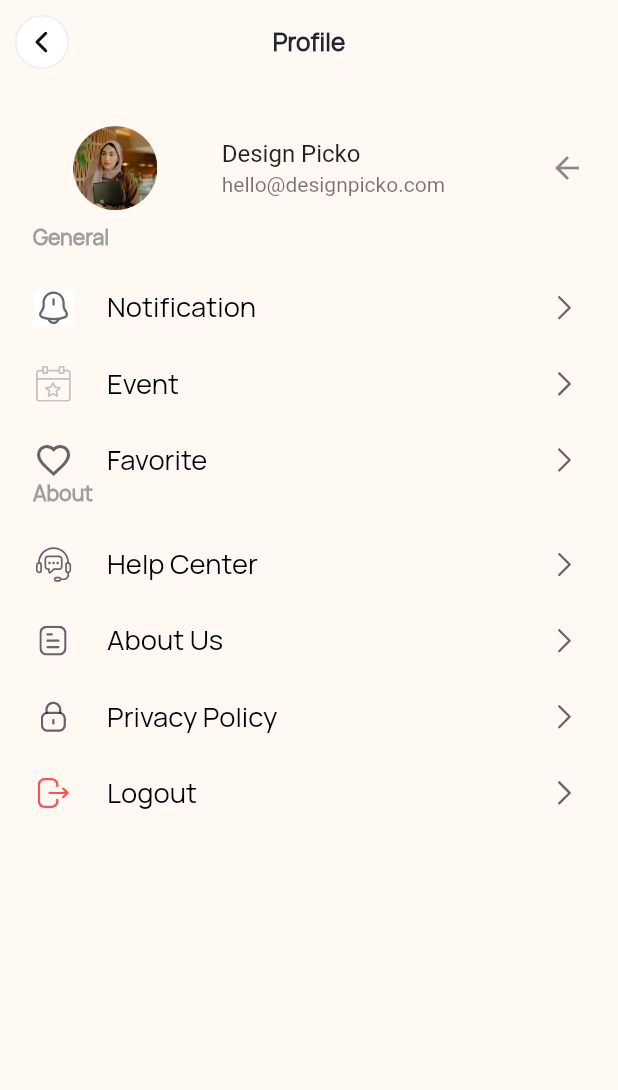
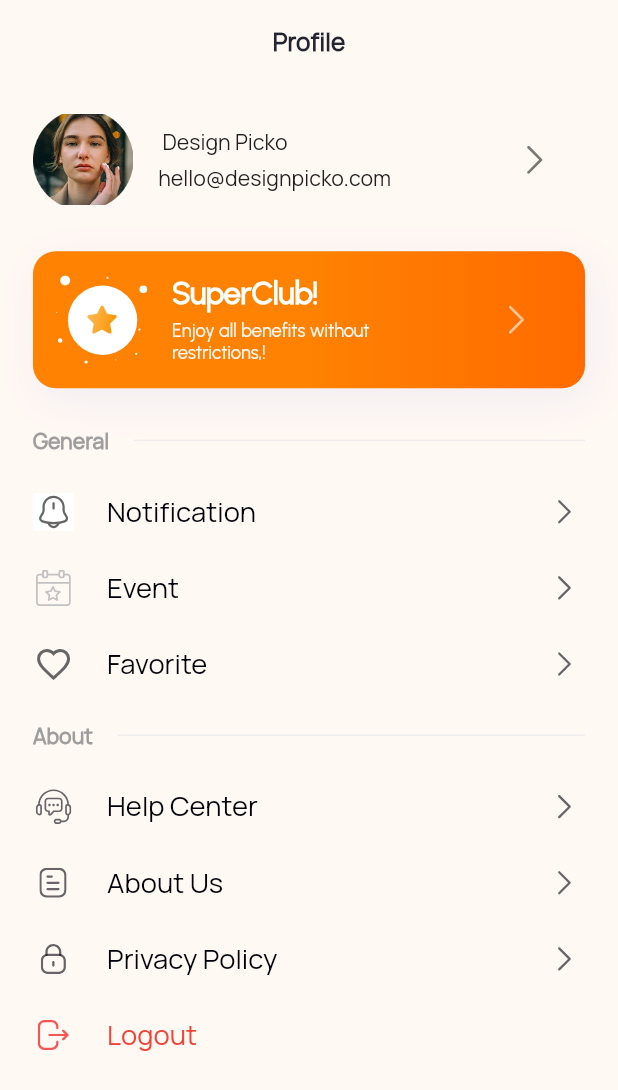
Before and after one commit to Webgenius0/dawgonvegans_app, a Flutter app: the ProfileScreen screen opened directly, on a phone screen of 412 x 824 dp. Shown: the top 1090 px of the screen. Run offline on Flutter 3.47's test engine with Material 3 defaults, Android fonts, the phone set to English and light mode, and no system bars; drawn by our look-alikes of auto_animated; our stand-ins replace cached_network_image, dio, flashy_tab_bar2, flutter_screenutil, flutter_svg, get and 6 more; missing offline and left inert: dotlottie_loader, linear_progress_bar; accounts and stored records are empty; project files that could hold a hidden picture were left out.

Commit message:
profile screen has done

```diff
--- a/lib/constants/text_font_style.dart
+++ b/lib/constants/text_font_style.dart
@@ -465,6 +465,38 @@ class TextFontStyle {
     fontFamily: 'manrope',
     fontSize: 18.sp,
     color: AppColors.c00020A,
+    fontWeight: FontWeight.w500,
+  );
+  static final textStyle20cFFFFFFUrbanistW700 = TextStyle(
+    fontFamily: 'urbanist',
+    fontSize: 20.sp,
+    color: AppColors.cFFFFFF,
+    fontWeight: FontWeight.w700,
+  );
+  static final textStyle14c212121ManropeW500 = TextStyle(
+    fontFamily: 'manrope',
+    fontSize: 14.sp,
+    color: AppColors.c212121,
+    fontWeight: FontWeight.w500,
+
+
+
+  );
+  static final textStyle14c606060ManropeW500 = TextStyle(
+    fontFamily: 'manrope',
+    fontSize: 14.sp,
+    color: AppColors.c606060,
+    fontWeight: FontWeight.w500,
+
+
+
+
+
+  );
+  static final textStyle12cFAFAFAUrbanistW500 = TextStyle(
+    fontFamily: 'urbanist',
+    fontSize: 12.sp,
+    color: AppColors.cFAFAFA,
     fontWeight: FontWeight.w500,
   );
 
--- a/lib/features/auth/register/register_screen.dart
+++ b/lib/features/auth/register/register_screen.dart
@@ -129,10 +129,10 @@ class _RegisterScreenState extends State<RegisterScreen> {
                       toogleCheckedUpdated();
                     },
                     child: Container(
-                      width: 25.w,
-                      height: 25.h,
+                      width: 20.w,
+                      height: 20.h,
                       decoration: BoxDecoration(
-                        borderRadius: BorderRadius.circular(8.r),
+                        borderRadius: BorderRadius.circular(6.r),
                         shape: BoxShape.rectangle,
                         border: Border.all(
                           color:
@@ -147,7 +147,7 @@ class _RegisterScreenState extends State<RegisterScreen> {
                               ? Icon(
                                 Icons.check,
                                 color: AppColors.cFFFFFF,
-                                size: 20.sp,
+                                size: 15.sp,
                               )
                               : null,
                     ),
@@ -157,19 +157,28 @@ class _RegisterScreenState extends State<RegisterScreen> {
                     child: Text.rich(
                       TextSpan(
                         text: 'I Agree with ',
-                        style: TextFontStyle.textStyle14c0F0F0FManropeW500,
+                        style: TextFontStyle.textStyle14c0F0F0FManropeW500.copyWith(
+                          fontSize: 13.sp,
+                          color: Colors.black87
+                        ),
                         children: <TextSpan>[
                           TextSpan(
                             text: 'Terms of Service ',
-                            style: TextFontStyle.textStyle14cFE8C00ManropeW600,
+                            style: TextFontStyle.textStyle14cFE8C00ManropeW600.copyWith(
+                          fontSize: 13.sp
+                        ),
                           ),
                           TextSpan(
                             text: 'and ',
-                            style: TextFontStyle.textStyle14c0F0F0FManropeW500,
+                            style: TextFontStyle.textStyle14c0F0F0FManropeW500.copyWith(
+                          fontSize: 13.sp
+                        ),
                           ),
                           TextSpan(
                             text: 'Privacy Policy',
-                            style: TextFontStyle.textStyle14cFE8C00ManropeW600,
+                            style: TextFontStyle.textStyle14cFE8C00ManropeW600.copyWith(
+                          fontSize: 13.sp
+                        ),
                           ),
                         ],
                       ),
--- a/lib/features/menu/presentation/menu_bar_screen.dart
+++ b/lib/features/menu/presentation/menu_bar_screen.dart
@@ -25,7 +25,7 @@ class _MenuBarScreenState extends State<MenuBarScreen> {
     });
   }
 
-  final List<String> _itemsList = ['New', 'Mains', 'Sides', 'Drinks'];
+  final List<String> itemsList = ['New', 'Mains', 'Sides', 'Drinks'];
 
   int index = 0;
 
--- a/lib/features/profile/presentation/profile_screen.dart
+++ b/lib/features/profile/presentation/profile_screen.dart
@@ -1,9 +1,13 @@
 import 'package:dawgonvegans/constants/text_font_style.dart';
+import 'package:dawgonvegans/helpers/ui_helpers.dart';
 import 'package:flutter/material.dart';
 import 'package:flutter_screenutil/flutter_screenutil.dart';
+import 'package:flutter_svg/svg.dart';
 
 import '../../../common_widgets/custom_appbar.dart';
 import '../../../gen/assets.gen.dart';
+import '../../../gen/colors.gen.dart';
+import '../widgets/profile_card_widget.dart';
 import '../widgets/profile_tile_widget.dart';
 
 class ProfileScreen extends StatefulWidget {
@@ -17,43 +21,162 @@ class _ProfileScreenState extends State<ProfileScreen> {
   @override
   Widget build(BuildContext context) {
     return Scaffold(
-      appBar: CustomAppBar(text: 'Profile'),
+      appBar: CustomAppBar(text: 'Profile', leading: SizedBox.shrink()),
 
       body: SingleChildScrollView(
         physics: BouncingScrollPhysics(),
         padding: EdgeInsets.symmetric(horizontal: 20.w, vertical: 15.h),
         child: Column(
           crossAxisAlignment: CrossAxisAlignment.start,
+          children: [
+            // ProfileCardWidget for Profile Photo
+            ProfileCardWidget(
+              email: 'hello@designpicko.com',
+              name: ' Design Picko',
+              profilePhoto: Assets.images.profileImg.path,
+              onTap: () {},
+            ),
 
-          children: [
-            // Profile photo
-            ListTile(
-              contentPadding: EdgeInsets.zero,
-              title: Text('Design Picko',),
-              subtitle: Text('hello@designpicko.com',),
-              trailing: Icon(Icons.arrow_back),
-              leading: ClipRRect(
-                borderRadius: BorderRadiusDirectional.circular(15.r),
-                child: Image.asset(
-                  Assets.images.photo.path,
-                  width: 100.w,
-                  height: 100.h,
+            UIHelper.verticalSpace(30.h),
+            // Member Ship Type Show Here
+            Container(
+              padding: EdgeInsets.all(15.sp),
+              decoration: ShapeDecoration(
+                gradient: LinearGradient(
+                  begin: Alignment(0.00, 0.50),
+                  end: Alignment(1.00, 0.50),
+                  colors: [const Color(0xFFFF8202), const Color(0xFFFF6B00)],
                 ),
+                shape: RoundedRectangleBorder(
+                  borderRadius: BorderRadius.circular(15.r),
+                ),
+                shadows: [
+                  BoxShadow(
+                    color: Color(0x197483F4),
+                    blurRadius: 24.r,
+                    offset: Offset(4.w, 8.h),
+                  ),
+                ],
+              ),
+              child: Row(
+                spacing: 15.w,
+                mainAxisAlignment: MainAxisAlignment.start,
+                children: [
+                  Expanded(
+                    flex: 1,
+                    child: SvgPicture.asset(
+                      Assets.icons.profileMembershipIcon,
+                      width: 60.w,
+                      height: 60.h,
+                      fit: BoxFit.contain,
+                    ),
+                  ),
+                  Expanded(
+                    flex: 3,
+                    child: Column(
+                      spacing: 5.h,
+                      crossAxisAlignment: CrossAxisAlignment.start,
+                      children: [
+                        Text(
+                          'SuperClub!',
+                          style: TextFontStyle.textStyle20cFFFFFFUrbanistW700,
+                        ),
+                        Text(
+                          'Enjoy all benefits without restrictions,!',
+                          style: TextFontStyle.textStyle12cFAFAFAUrbanistW500,
+                        ),
+                      ],
+                    ),
+                  ),
+                  Expanded(
+                    flex: 1,
+                    child: SvgPicture.asset(
+                      Assets.icons.arrowRight,
+                      width: 20.w,
+                      height: 20.h,
+                      colorFilter: ColorFilter.mode(
+                        AppColors.cFFFFFF,
+                        BlendMode.srcIn,
+                      ),
+                    ),
+                  ),
+                ],
               ),
             ),
- Text('General', style: TextFontStyle.textStyle14c9E9E9EManropeW600,),
 
-            ProfileTileWidget(icon: Assets.icons.notification, titleName: 'Notification', onTap: () {  },),
-            ProfileTileWidget(icon: Assets.icons.eventBarIcon, titleName: 'Event', onTap: () {  },),
-            ProfileTileWidget(icon: Assets.icons.profileFavorite, titleName: 'Favorite', onTap: () {  },),
+            UIHelper.verticalSpace(25.h),
 
+            //  General  text
+            Row(
+              spacing: 15.w,
+              children: [
+                Text(
+                  'General',
+                  style: TextFontStyle.textStyle14c9E9E9EManropeW600,
+                ),
+                Expanded(
+                  child: Divider(thickness: 1, color: AppColors.cEEEEEE),
+                ),
+              ],
+            ),
 
-            Text('About', style: TextFontStyle.textStyle14c9E9E9EManropeW600),
+            UIHelper.verticalSpace(25.h),
 
-             ProfileTileWidget(icon: Assets.icons.heloCenter, titleName: 'Help Center', onTap: () {  },),
-            ProfileTileWidget(icon: Assets.icons.aboutUs, titleName: 'About Us', onTap: () {  },),
-            ProfileTileWidget(icon: Assets.icons.privacyPolicy, titleName: 'Privacy Policy', onTap: () {  },),
-            ProfileTileWidget(icon: Assets.icons.logOut, titleName: 'Logout', onTap: () {  },),
+            // Profile Title List here
+            ProfileTileWidget(
+              icon: Assets.icons.notification,
+              titleName: 'Notification',
+              onTap: () {},
+            ),
+            ProfileTileWidget(
+              icon: Assets.icons.eventBarIcon,
+              titleName: 'Event',
+              onTap: () {},
+            ),
+            ProfileTileWidget(
+              icon: Assets.icons.profileFavorite,
+              titleName: 'Favorite',
+              onTap: () {},
+            ),
+
+            Row(
+              spacing: 15.w,
+              children: [
+                Text(
+                  'About',
+                  style: TextFontStyle.textStyle14c9E9E9EManropeW600,
+                ),
+                Expanded(
+                  child: Divider(thickness: 1, color: AppColors.cEEEEEE),
+                ),
+              ],
+            ),
+
+            UIHelper.verticalSpace(25.h),
+            ProfileTileWidget(
+              icon: Assets.icons.heloCenter,
+              titleName: 'Help Center',
+              onTap: () {},
+            ),
+            ProfileTileWidget(
+              icon: Assets.icons.aboutUs,
+              titleName: 'About Us',
+              onTap: () {},
+            ),
+            ProfileTileWidget(
+              icon: Assets.icons.privacyPolicy,
+              titleName: 'Privacy Policy',
+              onTap: () {},
+            ),
+            ProfileTileWidget(
+              icon: Assets.icons.logOut,
+              titleName: 'Logout',
+              isIcon: false,
+              textStyle: TextFontStyle.textStyle18c00020AManropeW500.copyWith(
+                color: Colors.red,
+              ),
+              onTap: () {},
+            ),
           ],
         ),
       ),
--- /dev/null
+++ b/lib/features/profile/widgets/profile_card_widget.dart
@@ -0,0 +1,69 @@
+import 'package:flutter/material.dart';
+import 'package:flutter_screenutil/flutter_screenutil.dart';
+import 'package:flutter_svg/svg.dart';
+
+import '../../../constants/text_font_style.dart';
+import '../../../gen/assets.gen.dart';
+import '../../../gen/colors.gen.dart';
+
+class ProfileCardWidget extends StatelessWidget {
+  final String profilePhoto;
+  final String name;
+  final String email;
+  final GestureTapCallback onTap;
+
+  const ProfileCardWidget({
+    super.key,
+    required this.email,
+    required this.name,
+    required this.profilePhoto,
+    required this.onTap,
+  });
+
+  @override
+  Widget build(BuildContext context) {
+    return InkWell(
+      onTap: onTap,
+      child: Row(
+        spacing: 15.w,
+        mainAxisAlignment: MainAxisAlignment.start,
+        children: [
+          // Profile Photo
+          Expanded(
+            flex: 1,
+            child: Image.asset(
+              profilePhoto,
+              fit: BoxFit.cover,
+              width: 60.w,
+              height: 60.h,
+            ),
+          ),
+
+          // Name || EMail
+          Expanded(
+            flex: 3,
+            child: Column(
+              spacing: 5.h,
+              crossAxisAlignment: CrossAxisAlignment.start,
+              children: [
+                Text(name, style: TextFontStyle.textStyle14c212121ManropeW500),
+                Text(email, style: TextFontStyle.textStyle14c212121ManropeW500),
+              ],
+            ),
+          ),
+
+          // Arrow Icon
+          Expanded(
+            flex: 1,
+            child: SvgPicture.asset(
+              Assets.icons.arrowRight,
+              width: 20.w,
+              height: 20.h,
+              colorFilter: ColorFilter.mode(AppColors.c212121, BlendMode.srcIn),
+            ),
+          ),
+        ],
+      ),
+    );
+  }
+}
--- a/lib/features/profile/widgets/profile_tile_widget.dart
+++ b/lib/features/profile/widgets/profile_tile_widget.dart
@@ -10,11 +10,15 @@ class ProfileTileWidget extends StatelessWidget {
   final String icon;
   final String titleName;
   final VoidCallback onTap;
+  final TextStyle? textStyle;
+  final bool isIcon;
   const ProfileTileWidget({
     super.key,
     required this.icon,
     required this.titleName,
     required this.onTap,
+    this.textStyle,
+    this.isIcon = true
   });
 
   @override
@@ -22,19 +26,20 @@ class ProfileTileWidget extends StatelessWidget {
     return InkWell(
       onTap: onTap,
       child: Padding(
-        padding: EdgeInsets.only( top: 25.h),
+        padding: EdgeInsets.only( bottom: 25.h),
         child: Row(
           children: [
             SvgPicture.asset(icon, width: 25.w, height: 25.h, fit: BoxFit.none),
             UIHelper.horizontalSpace(20.w),
-            Text(titleName, style: TextFontStyle.textStyle18c00020AManropeW500),
+            Text(titleName, style: textStyle ?? TextFontStyle.textStyle18c00020AManropeW500),
             Spacer(),
-            SvgPicture.asset(
+
+          isIcon ?  SvgPicture.asset(
               Assets.icons.arrowRight,
               width: 25.w,
               height: 25.h,
               fit: BoxFit.none,
-            ),
+            ) : SizedBox.shrink(),
           ],
         ),
       ),
--- a/lib/gen/assets.gen.dart
+++ b/lib/gen/assets.gen.dart
@@ -96,6 +96,10 @@ class $AssetsIconsGen {
   /// File path: assets/icons/profile_favorite.svg
   String get profileFavorite => 'assets/icons/profile_favorite.svg';
 
+  /// File path: assets/icons/profile_membership_icon.svg
+  String get profileMembershipIcon =>
+      'assets/icons/profile_membership_icon.svg';
+
   /// File path: assets/icons/profile_notification.svg
   String get profileNotification => 'assets/icons/profile_notification.svg';
 
@@ -141,6 +145,7 @@ class $AssetsIconsGen {
     privacyPolicy,
     profileEvent,
     profileFavorite,
+    profileMembershipIcon,
     profileNotification,
     squareLogo,
     superClub,
--- a/lib/gen/colors.gen.dart
+++ b/lib/gen/colors.gen.dart
@@ -85,6 +85,9 @@ class AppColors {
   /// Color: #211e1e
   static const Color c211e1e = Color(0xFF211E1E);
 
+  /// Color: #FF212121
+  static const Color c212121 = Color(0xFF212121);
+
   /// Color: #FF24265F
   static const Color c24265F = Color(0xFF24265F);
 
@@ -162,6 +165,9 @@ class AppColors {
 
   /// Color: #FF5E5F60
   static const Color c5E5F60 = Color(0xFF5E5F60);
+
+  /// Color: #FF606060
+  static const Color c606060 = Color(0xFF606060);
 
   /// Color: #FF606170
   static const Color c606170 = Color(0xFF606170);
--- a/lib/gen/fonts.gen.dart
+++ b/lib/gen/fonts.gen.dart
@@ -15,4 +15,7 @@ class FontFamily {
 
   /// Font family: manrope
   static const String manrope = 'manrope';
+
+  /// Font family: urbanist
+  static const String urbanist = 'urbanist';
 }
--- a/pubspec.yaml
+++ b/pubspec.yaml
@@ -101,3 +101,6 @@ flutter:
     - family: manrope
       fonts:
         - asset: assets/fonts/manrope_regular.ttf
+    - family: urbanist
+      fonts:
+        - asset: assets/fonts/urbanist_regular.ttf
```
Also changed, not shown: assets/fonts/urbanist_regular.ttf (added), assets/icons/profile_membership_icon.svg (added), 1 other file.
